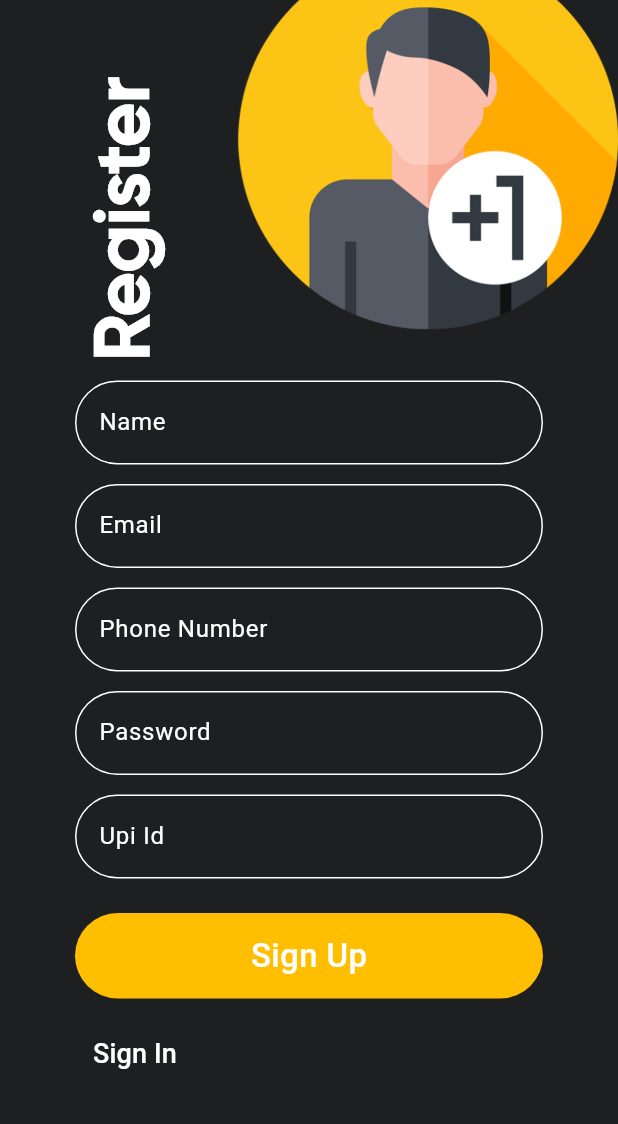
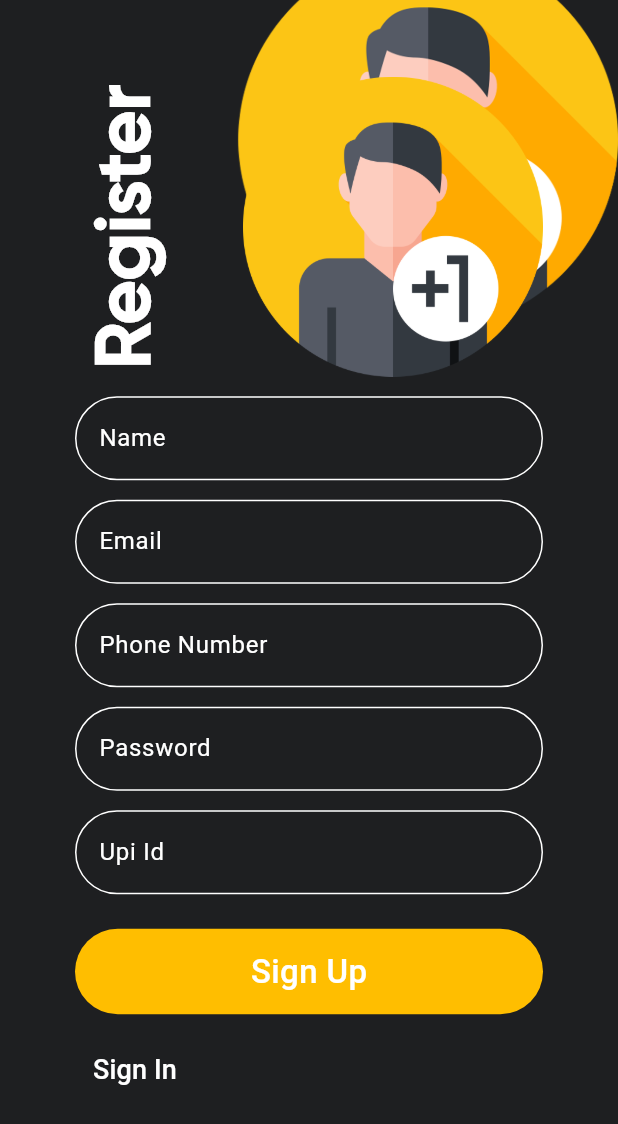
Before and after one commit to abnormaldil/Safaai-Get-Rewards-For-Proper-Plastic-Disposal, a Flutter app: the RegisterPage screen opened by its route, on a phone screen of 412 x 824 dp. Shown: the top 1124 px of the screen. Run offline on Flutter 3.47's test engine with Material 3 defaults, Android fonts, the phone set to English and light mode, and no system bars; our stand-ins replace audioplayers, carousel_slider, cloud_firestore, curved_navigation_bar, firebase_auth, firebase_core and 1 more; missing offline and left inert: email_otp; accounts and stored records are empty.

Commit message:
ui changes

```diff
--- a/lib/register.dart
+++ b/lib/register.dart
@@ -179,7 +179,6 @@ class _RegisterPageState extends State<RegisterPage> {
                           Row(
                             mainAxisAlignment: MainAxisAlignment.spaceBetween,
                             children: [
-
                               RotatedBox(
                                 quarterTurns:
                                     3, // Rotate 90 degrees counterclockwise
@@ -194,6 +193,11 @@ class _RegisterPageState extends State<RegisterPage> {
                                     color: Colors.white,
                                   ),
                                 ),
+                              ),
+                              Image.asset(
+                                'assets/adduser.png',
+                                width: 200,
+                                height: 200,
                               ),
                             ],
                           ),
```
Also changed, not shown: assets/foreground.png, 5 other files.
